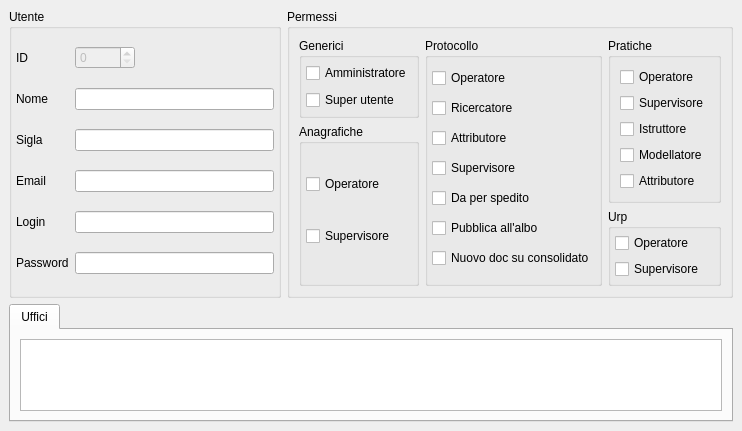
This is src/com/axiastudio/suite/base/forms/utente.ui in tizianolattisi/suitegda as Qt 5 draws it before an edit. The edited form follows.
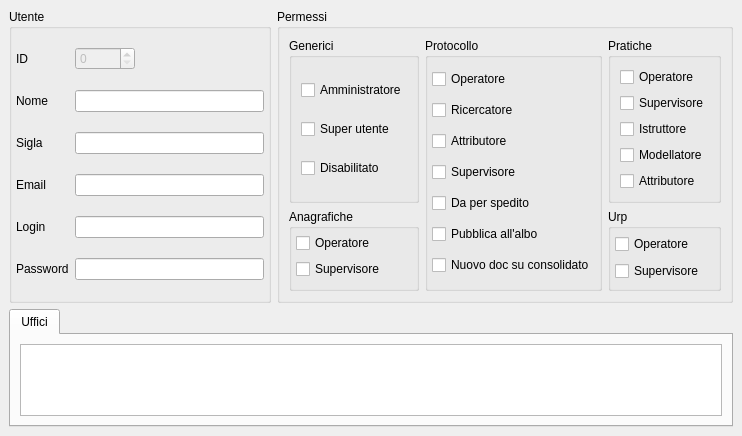
This is the edited form. Custom widgets are drawn as their Qt base class.

Commit message: Form Utenti: inserita check box

What changed in the file:
```diff
--- a/src/com/axiastudio/suite/base/forms/utente.ui
+++ b/src/com/axiastudio/suite/base/forms/utente.ui
@@ -169,82 +169,6 @@
        <string>Permessi</string>
       </property>
       <layout class="QGridLayout" name="gridLayout_2">
-       <item row="1" column="0" rowspan="2">
-        <widget class="QGroupBox" name="groupBox_6">
-         <property name="title">
-          <string>Anagrafiche</string>
-         </property>
-         <layout class="QGridLayout" name="gridLayout_4">
-          <property name="leftMargin">
-           <number>4</number>
-          </property>
-          <property name="topMargin">
-           <number>4</number>
-          </property>
-          <item row="0" column="0">
-           <widget class="QCheckBox" name="checkBox_5">
-            <property name="text">
-             <string>Operatore</string>
-            </property>
-            <property name="column" stdset="0">
-             <string>operatoreanagrafiche</string>
-            </property>
-           </widget>
-          </item>
-          <item row="1" column="0">
-           <widget class="QCheckBox" name="checkBox_11">
-            <property name="text">
-             <string>Supervisore</string>
-            </property>
-            <property name="column" stdset="0">
-             <string>supervisoreanagrafiche</string>
-            </property>
-           </widget>
-          </item>
-         </layout>
-        </widget>
-       </item>
-       <item row="0" column="0">
-        <widget class="QGroupBox" name="groupBox_5">
-         <property name="title">
-          <string>Generici</string>
-         </property>
-         <layout class="QVBoxLayout" name="verticalLayout_4">
-          <property name="leftMargin">
-           <number>4</number>
-          </property>
-          <property name="topMargin">
-           <number>4</number>
-          </property>
-          <property name="rightMargin">
-           <number>4</number>
-          </property>
-          <property name="bottomMargin">
-           <number>4</number>
-          </property>
-          <item>
-           <widget class="QCheckBox" name="checkBox">
-            <property name="text">
-             <string>Amministratore</string>
-            </property>
-            <property name="column" stdset="0">
-             <string>amministratore</string>
-            </property>
-           </widget>
-          </item>
-          <item>
-           <widget class="QCheckBox" name="checkBox_2">
-            <property name="text">
-             <string>Super utente</string>
-            </property>
-            <property name="column" stdset="0">
-             <string>superutente</string>
-            </property>
-           </widget>
-          </item>
-         </layout>
-        </widget>
-       </item>
        <item row="2" column="2">
         <widget class="QGroupBox" name="groupBox_7">
          <property name="title">
@@ -439,6 +363,83 @@
          </layout>
         </widget>
        </item>
+       <item row="2" column="0">
+        <widget class="QGroupBox" name="groupBox_6">
+         <property name="title">
+          <string>Anagrafiche</string>
+         </property>
+         <layout class="QGridLayout" name="gridLayout_4">
+          <property name="leftMargin">
+           <number>4</number>
+          </property>
+          <property name="topMargin">
+           <number>4</number>
+          </property>
+          <item row="0" column="0">
+           <widget class="QCheckBox" name="checkBox_5">
+            <property name="text">
+             <string>Operatore</string>
+            </property>
+            <property name="column" stdset="0">
+             <string>operatoreanagrafiche</string>
+            </property>
+           </widget>
+          </item>
+          <item row="1" column="0">
+           <widget class="QCheckBox" name="checkBox_11">
+            <property name="text">
+             <string>Supervisore</string>
+            </property>
+            <property name="column" stdset="0">
+             <string>supervisoreanagrafiche</string>
+            </property>
+           </widget>
+          </item>
+         </layout>
+        </widget>
+       </item>
+       <item row="0" column="0" rowspan="2">
+        <widget class="QGroupBox" name="groupBox_5">
+         <property name="title">
+          <string>Generici</string>
+         </property>
+         <layout class="QGridLayout" name="gridLayout_6">
+          <item row="0" column="0">
+           <widget class="QCheckBox" name="checkBox">
+            <property name="text">
+             <string>Amministratore</string>
+            </property>
+            <property name="column" stdset="0">
+             <string>amministratore</string>
+            </property>
+           </widget>
+          </item>
+          <item row="1" column="0">
+           <widget class="QCheckBox" name="checkBox_2">
+            <property name="text">
+             <string>Super utente</string>
+            </property>
+            <property name="column" stdset="0">
+             <string>superutente</string>
+            </property>
+           </widget>
+          </item>
+          <item row="2" column="0">
+           <widget class="QCheckBox" name="checkBox_17">
+            <property name="text">
+             <string>Disabilitato</string>
+            </property>
+            <property name="column" stdset="0">
+             <string>disabilitato</string>
+            </property>
+            <property name="search" stdset="0">
+             <bool>true</bool>
+            </property>
+           </widget>
+          </item>
+         </layout>
+        </widget>
+       </item>
       </layout>
      </widget>
     </item>
```
Left out of the diff: 35 changed lines with no effect on the pictures.
